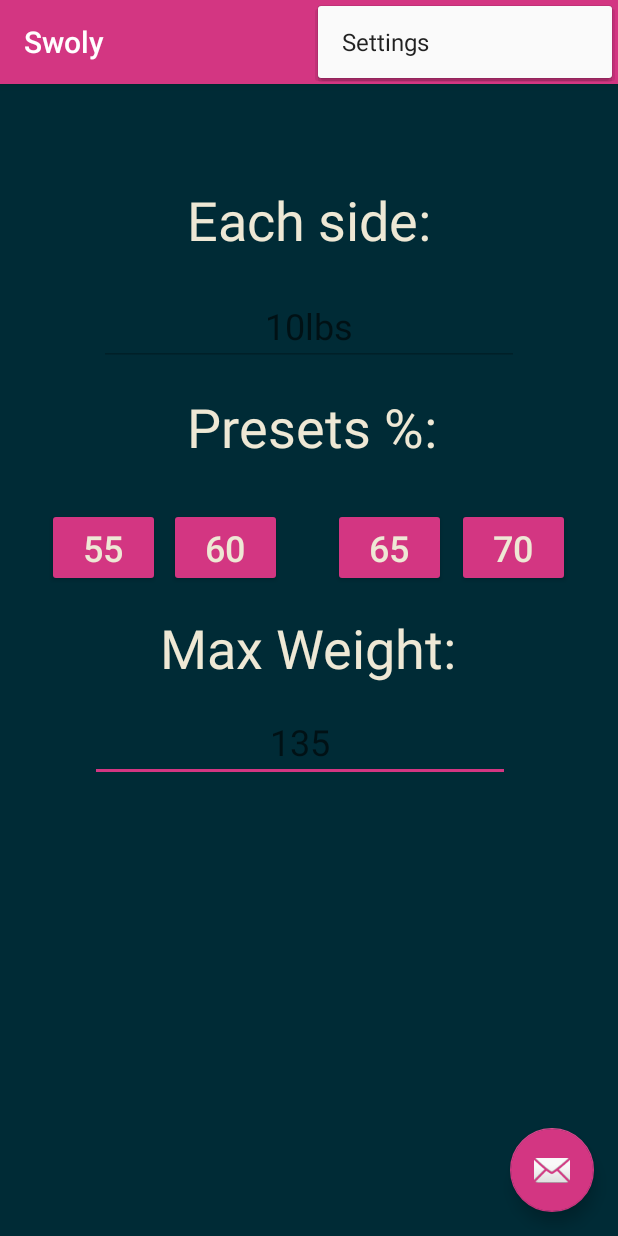
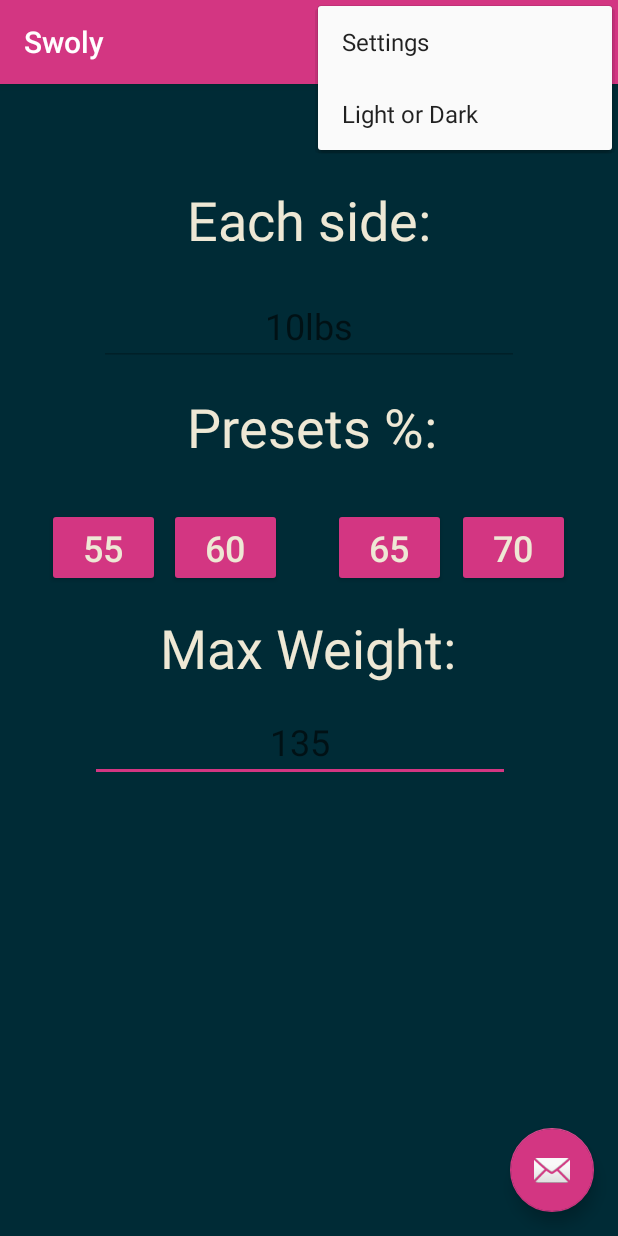
Before and after one commit to Durian-Inc/Swoly, an Android app: the screen it shows after launch (MainActivity), with the options menu open, on a phone screen of 412 x 824 dp. Run offline under Robolectric (Android 15) with nearby library versions, the phone set to English and light mode, and no system bars; 4 statements that could not run were skipped.

```diff
--- a/mobile/build.gradle
+++ b/mobile/build.gradle
@@ -5,7 +5,7 @@ android {
     buildToolsVersion "25.0.1"
     defaultConfig {
         applicationId "com.tripidevs.swoly"
-        minSdkVersion 19
+        minSdkVersion 21
         targetSdkVersion 25
         versionCode 1
         versionName "1.0"
@@ -17,10 +17,12 @@ android {
             proguardFiles getDefaultProguardFile('proguard-android.txt'), 'proguard-rules.pro'
         }
     }
+    productFlavors {
+    }
 }
 
 dependencies {
-    compile fileTree(dir: 'libs', include: ['*.jar'])
+    compile fileTree(include: ['*.jar'], dir: 'libs')
     androidTestCompile('com.android.support.test.espresso:espresso-core:2.2.2', {
         exclude group: 'com.android.support', module: 'support-annotations'
     })
--- a/mobile/src/main/java/com/tripidevs/swoly/MainActivity.java
+++ b/mobile/src/main/java/com/tripidevs/swoly/MainActivity.java
@@ -15,7 +15,6 @@ import android.widget.Button;
 import android.widget.EditText;
 import android.widget.Toast;
 
-import com.google.android.gms.ads.MobileAds;
 import com.google.android.gms.appindexing.Action;
 import com.google.android.gms.appindexing.AppIndex;
 import com.google.android.gms.appindexing.Thing;
@@ -69,9 +68,14 @@ public class MainActivity extends AppCompatActivity {
 
         //noinspection SimplifiableIfStatement
         if (id == R.id.action_settings) {
+            //Creating a new intent for the settings activity
             Intent i = new Intent(this, Settings.class);
             startActivity(i);
             return true;
+        }
+        else
+        {
+
         }
 
         return super.onOptionsItemSelected(item);
--- a/mobile/src/main/res/menu/menu_main.xml
+++ b/mobile/src/main/res/menu/menu_main.xml
@@ -5,6 +5,12 @@
     <item
         android:id="@+id/action_settings"
         android:orderInCategory="100"
-        android:title="@string/action_settings"
-        app:showAsAction="never" />
+        android:title="@string/action_settings" />
+    <item
+        android:id="@+id/action_dark"
+        android:orderInCategory="200"
+        android:title="Light or Dark"
+        app:showAsAction="never"
+        />
+
 </menu>
```
Also changed, not shown: mobile/src/main/java/com/tripidevs/swoly/Settings.java (+0 -8 lines).
